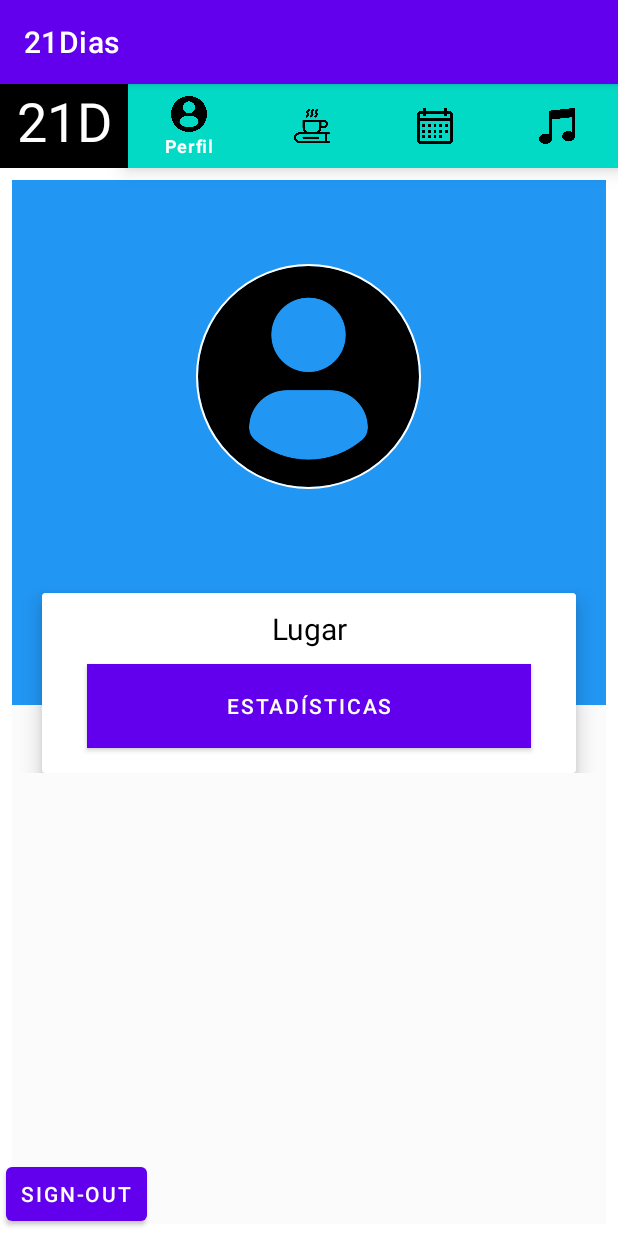
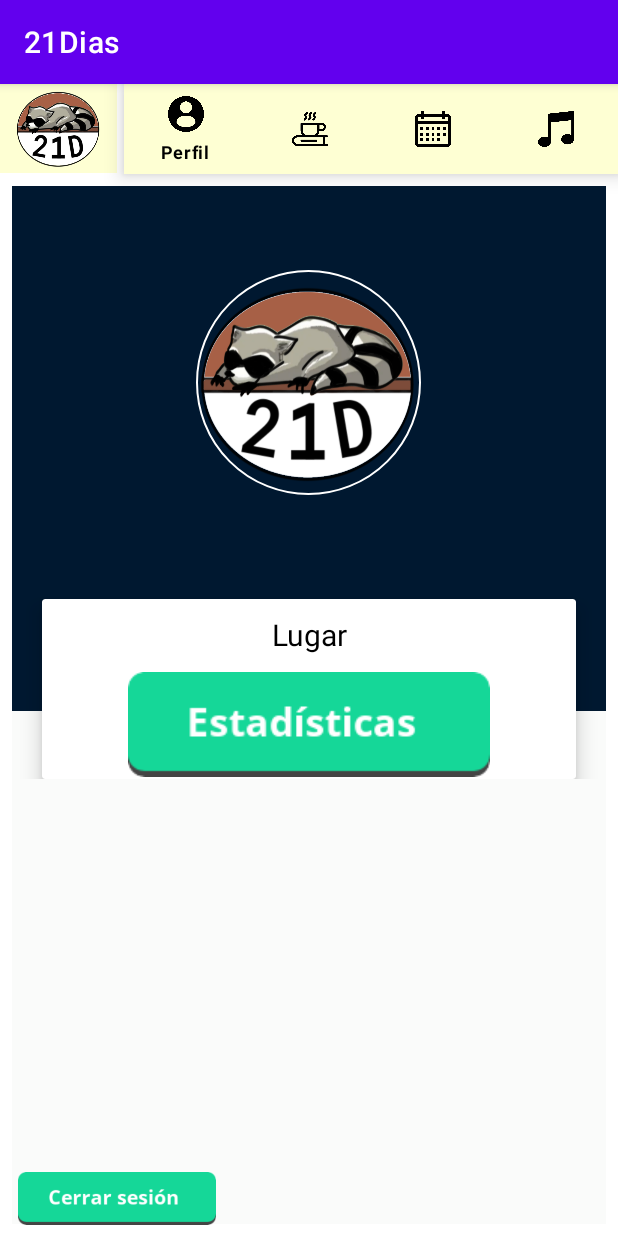
Before and after one commit to IvanHonc/21Days, an Android app: the screen it shows after launch once a user with an empty profile is signed in (MainActivity), on a phone screen of 412 x 824 dp. Run offline under Robolectric (Android 15) with nearby library versions, the light colour scheme and no system bars; our stand-ins replace CircleImageView, Firebase (no records; nobody signed in at launch, a user with empty details on screens opened directly); libraries missing offline, so code that uses them is left out: com.firebase.ui.

Commit message:
coloresMenuMasBotones

```diff
--- a/app/src/main/res/layout/activity_main.xml
+++ b/app/src/main/res/layout/activity_main.xml
@@ -6,28 +6,26 @@
     android:layout_height="match_parent"
     tools:context=".MainActivity">
 
-    <TextView
-        android:id="@+id/tvDaysUser"
-        android:layout_width="85dp"
-        android:layout_height="56dp"
-        android:background="@color/black"
-        android:text="21D"
-        android:textAlignment="center"
-        android:textColor="@color/white"
-        android:textSize="36sp"
-        app:layout_constraintLeft_toLeftOf="parent"
-        app:layout_constraintTop_toTopOf="parent" />
+    <ImageView
+        android:id="@+id/imageView2"
+        android:layout_width="78dp"
+        android:layout_height="59dp"
+        android:background="@color/amarilloClaro"
+        app:layout_constraintStart_toStartOf="parent"
+        app:layout_constraintTop_toTopOf="parent"
+        app:srcCompat="@drawable/logo21" />
 
     <com.google.android.material.bottomnavigation.BottomNavigationView
         android:id="@+id/menuNavegacion"
-        android:layout_width="0dp"
-        android:layout_height="wrap_content"
-        android:background="#FFFFFF"
-        app:itemBackground="@color/teal_200"
+        android:layout_width="329dp"
+        android:layout_height="60dp"
+        android:layout_marginStart="82dp"
+        android:background="@color/amarilloClaro"
+        app:itemBackground="@color/amarilloClaro"
         app:itemIconTint="@color/black"
-        app:itemTextColor="@color/white"
+        app:itemTextColor="@color/black"
         app:layout_constraintEnd_toEndOf="parent"
-        app:layout_constraintStart_toEndOf="@+id/tvDaysUser"
+        app:layout_constraintStart_toStartOf="@+id/imageView2"
         app:layout_constraintTop_toTopOf="parent"
         app:menu="@menu/menu_superior" />
 
@@ -41,22 +39,22 @@
         android:layout_marginBottom="8dp"
         app:layout_constraintBottom_toBottomOf="parent"
         app:layout_constraintEnd_toEndOf="parent"
+        app:layout_constraintHorizontal_bias="0.0"
         app:layout_constraintStart_toStartOf="parent"
-        app:layout_constraintTop_toBottomOf="@+id/menuNavegacion">
+        app:layout_constraintTop_toBottomOf="@+id/menuNavegacion"
+        app:layout_constraintVertical_bias="1.0">
 
     </FrameLayout>
 
-    <Button
+    <ImageButton
         android:id="@+id/btSignOutMain"
-        android:layout_width="wrap_content"
-        android:layout_height="wrap_content"
-        android:layout_marginStart="4dp"
-        android:layout_marginBottom="4dp"
+        android:layout_width="156dp"
+        android:layout_height="50dp"
+        android:backgroundTint="@color/transparent"
         android:onClick="signOutOnClick"
-        android:paddingLeft="10dp"
-        android:paddingRight="10dp"
-        android:text="SIGN-OUT"
+        android:scaleType="centerCrop"
         app:layout_constraintBottom_toBottomOf="parent"
-        app:layout_constraintStart_toStartOf="parent" />
+        app:layout_constraintStart_toStartOf="parent"
+        app:srcCompat="@drawable/button_cerrar_sesion" />
 
 </androidx.constraintlayout.widget.ConstraintLayout>
--- a/app/src/main/res/layout/fragment_inic_perfil.xml
+++ b/app/src/main/res/layout/fragment_inic_perfil.xml
@@ -1,6 +1,5 @@
 <?xml version="1.0" encoding="utf-8"?>
-<androidx.coordinatorlayout.widget.CoordinatorLayout
-    xmlns:android="http://schemas.android.com/apk/res/android"
+<androidx.coordinatorlayout.widget.CoordinatorLayout xmlns:android="http://schemas.android.com/apk/res/android"
     xmlns:app="http://schemas.android.com/apk/res-auto"
     xmlns:tools="http://schemas.android.com/tools"
     android:layout_width="match_parent"
@@ -12,26 +11,29 @@
         android:id="@+id/appbar"
         android:layout_width="match_parent"
         android:layout_height="wrap_content"
-        android:theme="@style/ThemeOverlay.AppCompat.Dark.ActionBar"
-        android:fitsSystemWindows="true">
+        android:fitsSystemWindows="true"
+        android:theme="@style/ThemeOverlay.AppCompat.Dark.ActionBar">
+
         <com.google.android.material.appbar.CollapsingToolbarLayout
             android:id="@+id/collapsing_toolbar"
             android:layout_width="match_parent"
             android:layout_height="wrap_content"
             android:background="@color/background"
-            app:expandedTitleTextAppearance="@color/transparent"
-            app:layout_scrollFlags="scroll|exitUntilCollapsed"
             android:fitsSystemWindows="true"
             app:contentScrim="@android:color/transparent"
             app:expandedTitleMarginStart="48dp"
+            app:expandedTitleTextAppearance="@color/transparent"
+            app:layout_scrollFlags="scroll|exitUntilCollapsed"
             app:titleEnabled="false">
+
             <RelativeLayout
                 android:layout_width="match_parent"
                 android:layout_height="wrap_content">
+
                 <LinearLayout
-                    android:background="@color/prof_back"
                     android:layout_width="match_parent"
                     android:layout_height="350dp"
+                    android:background="@color/azulmapache"
                     android:orientation="vertical">
 
                     <de.hdodenhof.circleimageview.CircleImageView
@@ -40,7 +42,7 @@
                         android:layout_height="150dp"
                         android:layout_gravity="center_horizontal"
                         android:layout_marginTop="?attr/actionBarSize"
-                        android:src="@drawable/usuario_de_perfil"
+                        android:src="@drawable/logo21"
                         app:civ_border_color="@android:color/white"
                         app:civ_border_width="1dp" />
 
@@ -80,19 +82,14 @@
                             android:textColor="@color/black"
                             android:textSize="20sp" />
 
-                        <Button
+                        <ImageButton
                             android:id="@+id/btnEstadisticas"
                             android:layout_width="match_parent"
                             android:layout_height="wrap_content"
-                            android:layout_marginLeft="30dp"
-                            android:layout_marginRight="30dp"
-                            android:layout_weight="1"
-                            android:background="#2196F3"
-                            android:backgroundTint="@color/prof_back"
+                            android:backgroundTint="@color/transparent"
                             android:onClick="cambiarPerfilFrag"
-                            android:text="Estadísticas"
-                            app:iconTint="#FFFFFF"
-                            app:rippleColor="@color/prof_back" />
+                            android:src="@drawable/estadisticasbtn"
+                            tools:ignore="OnClick" />
 
                     </LinearLayout>
                 </androidx.cardview.widget.CardView>
--- a/app/src/main/res/values/colors.xml
+++ b/app/src/main/res/values/colors.xml
@@ -11,4 +11,6 @@
     <color name="transparent">#00000040</color>
     <color name="prof_back">#2196F3</color>
     <color name="text_color">#00BCD4</color>
+    <color name="amarilloClaro">#feffd3</color>
+    <color name="azulmapache">#001830</color>
 </resources>
--- a/app/src/main/res/values/strings.xml
+++ b/app/src/main/res/values/strings.xml
@@ -2,4 +2,5 @@
     <string name="app_name">21Dias</string>
     <!-- TODO: Remove or change this placeholder text -->
     <string name="hello_blank_fragment">Hello blank fragment</string>
+    <string name="sign_out">SIGN-OUT</string>
 </resources>
```
Also changed, not shown: app/src/main/res/layout/activity_user_sign_in.xml (+37 -27 lines), app/src/main/res/layout/fragment_calendario.xml (+6 -4 lines), app/src/main/res/drawable/btnestadisticas.png (deleted), app/src/main/res/drawable/button_cerrar_sesion.png (added), app/src/main/res/drawable/button_iniciar_sesion_con_google.png (added), app/src/main/res/drawable/estadisticasbtn.png (added), app/src/main/res/drawable/nombreapp.png (added), app/src/main/res/drawable/pen.jpg (added), app/src/main/res/drawable/type.png (added), gradle/wrapper/gradle-wrapper.properties.
